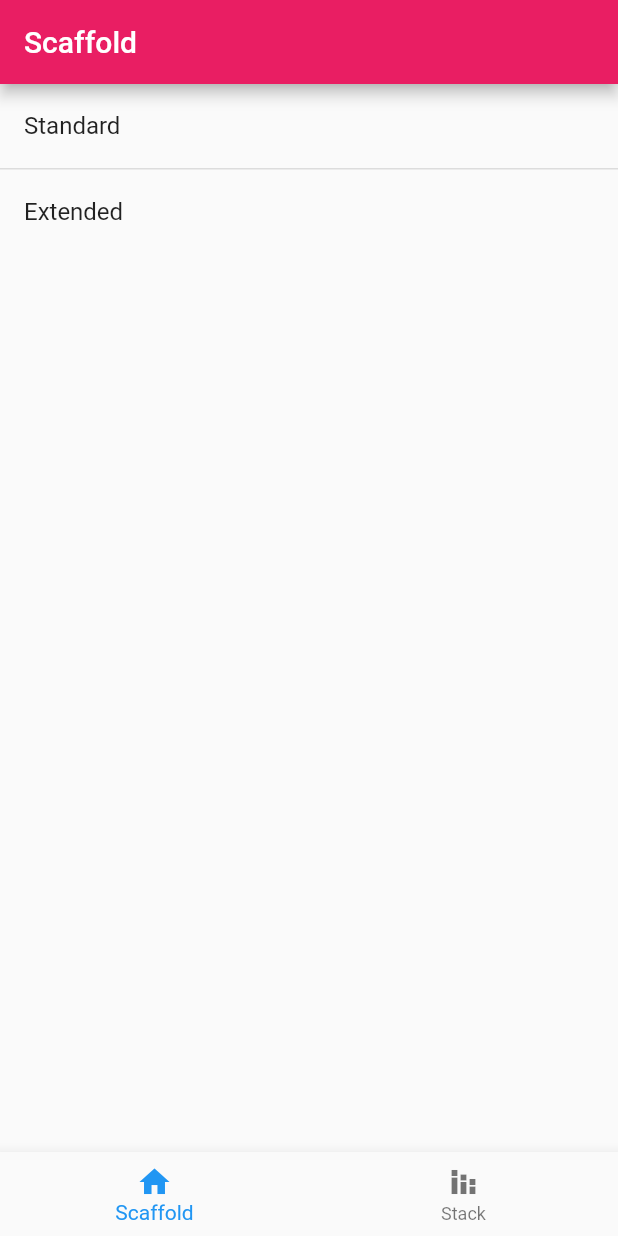
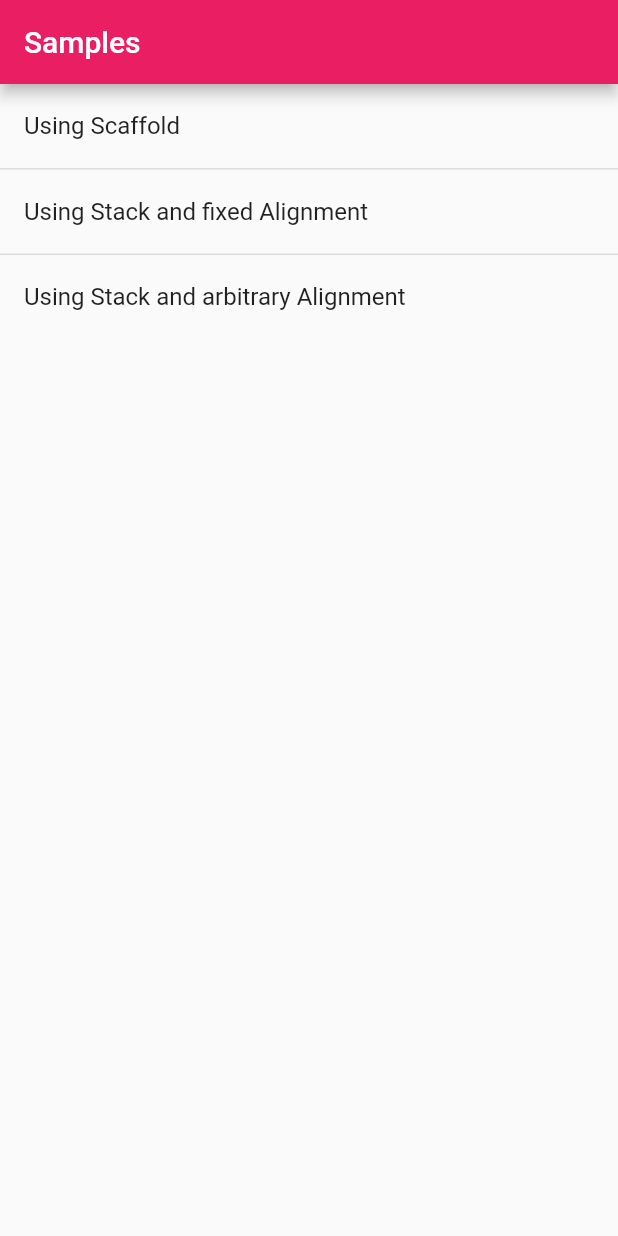
Before and after one commit to yfujiki/fab_samples, a Flutter app: the screen it shows after launch, on a phone screen of 412 x 824 dp. Run offline on Flutter 3.47's test engine with Material 2 defaults, Android fonts, the phone set to English and light mode, and no system bars; our stand-ins replace beamer, faker.

Commit message:
Refactoring to make it a single navigation

```diff
--- a/lib/main.dart
+++ b/lib/main.dart
@@ -1,7 +1,7 @@
 import 'package:beamer/beamer.dart';
 import 'package:flutter/material.dart';
 
-import 'scaffold_with_bottom_nav_bar.dart';
+import 'sample_beam_location.dart';
 
 void main() {
   runApp(MyApp());
@@ -12,11 +12,9 @@ class MyApp extends StatelessWidget {
 
   final routerDelegate = BeamerDelegate(
     initialPath: '/',
-    locationBuilder: RoutesLocationBuilder(
-      routes: {
-        '*': (context, state, data) => const ScaffoldWithBottomNavBar(),
-      },
-    ),
+    locationBuilder: (routeInformation, parameters) {
+      return SampleBeamLocation(routeInformation);
+    },
   );
 
   // This widget is the root of your application.
--- a/lib/scaffold_fab_root_screen.dart
+++ b/lib/root_screen.dart
@@ -1,25 +1,29 @@
 import 'package:beamer/beamer.dart';
 import 'package:flutter/material.dart';
 
-class ScaffoldFabRootScreen extends StatelessWidget {
-  const ScaffoldFabRootScreen({super.key});
+class RootScreen extends StatelessWidget {
+  const RootScreen({super.key});
 
   static const List<Map<String, String>> data = [
     {
-      "title": "Standard",
-      "path": "/scaffold/1",
+      "title": "Using Scaffold",
+      "path": "/scaffold1",
     },
     {
-      "title": "Extended",
-      "path": "/scaffold/2",
-    }
+      "title": "Using Stack and fixed Alignment",
+      "path": "/stack1",
+    },
+    {
+      "title": "Using Stack and arbitrary Alignment",
+      "path": "/stack2",
+    },
   ];
 
   @override
   Widget build(BuildContext context) {
     return Scaffold(
       appBar: AppBar(
-        title: const Text("Scaffold"),
+        title: const Text("Samples"),
         backgroundColor: Colors.pink,
       ),
       body: ListView.separated(
--- /dev/null
+++ b/lib/sample_beam_location.dart
@@ -0,0 +1,41 @@
+import 'package:beamer/beamer.dart';
+import 'package:flutter/material.dart';
+import 'root_screen.dart';
+import 'scaffold_fab_example1_screen.dart';
+import 'stack_fab_example1_screen.dart';
+
+class SampleBeamLocation extends BeamLocation<BeamState> {
+  SampleBeamLocation(super.routeInformation);
+
+  @override
+  List<BeamPage> buildPages(BuildContext context, BeamState state) {
+    return [
+      const BeamPage(
+        title: "/",
+        key: ValueKey("/"),
+        child: RootScreen(),
+      ),
+      if (state.uri.path.startsWith("/scaffold") == true)
+        const BeamPage(
+          title: "Scaffold Example",
+          key: ValueKey("/scaffold"),
+          child: ScaffoldFabExample1Screen(),
+        ),
+      if (state.uri.path.startsWith("/stack1") == true)
+        const BeamPage(
+          title: "Stack Example 1",
+          key: ValueKey("/stack1"),
+          child: StackFabExample1Screen(),
+        ),
+      if (state.uri.path.startsWith("/stack2") == true)
+        const BeamPage(
+          title: "Stack Example 2",
+          key: ValueKey("/stack2"),
+          child: StackFabExample1Screen(),
+        )
+    ];
+  }
+
+  @override
+  List<Pattern> get pathPatterns => ["/*"];
+}
--- a/lib/scaffold_fab_location.dart
+++ /dev/null
@@ -1,35 +0,0 @@
-import 'package:beamer/beamer.dart';
-import 'package:flutter/material.dart';
-import 'scaffold_fab_example1_screen.dart';
-import 'scaffold_fab_example2_screen.dart';
-import 'scaffold_fab_root_screen.dart';
-
-class ScaffoldFabLocation extends BeamLocation<BeamState> {
-  ScaffoldFabLocation(super.routeInformation);
-
-  @override
-  List<BeamPage> buildPages(BuildContext context, BeamState state) {
-    return [
-      const BeamPage(
-        title: "Scaffold",
-        key: ValueKey("/scaffold"),
-        child: ScaffoldFabRootScreen(),
-      ),
-      if (state.uri.path.startsWith("/scaffold/1") == true)
-        const BeamPage(
-          title: "Scaffold Example 1",
-          key: ValueKey("/scaffold/1"),
-          child: ScaffoldFabExample1Screen(),
-        ),
-      if (state.uri.path.startsWith("/scaffold/2") == true)
-        const BeamPage(
-          title: "Scaffold Example 2",
-          key: ValueKey("/scaffold/2"),
-          child: ScaffoldFabExample2Screen(),
-        )
-    ];
-  }
-
-  @override
-  List<Pattern> get pathPatterns => ["/scaffold*"];
-}
--- a/lib/scaffold_with_bottom_nav_bar.dart
+++ /dev/null
@@ -1,86 +0,0 @@
-import 'package:beamer/beamer.dart';
-import 'package:flutter/material.dart';
-
-import 'scaffold_fab_location.dart';
-import 'stack_fab_location.dart';
-
-class ScaffoldWithBottomNavBar extends StatefulWidget {
-  const ScaffoldWithBottomNavBar({super.key});
-
-  @override
-  State<ScaffoldWithBottomNavBar> createState() =>
-      _ScaffoldWithBottomNavBarState();
-}
-
-class _ScaffoldWithBottomNavBarState extends State<ScaffoldWithBottomNavBar> {
-  // keep track of the currently selected index
-  late int _currentIndex;
-
-  // create two nested delegates
-  final _routerDelegates = [
-    BeamerDelegate(
-      initialPath: '/scaffold',
-      locationBuilder: (routeInformation, _) {
-        if (routeInformation.location!.startsWith('/scaffold')) {
-          return ScaffoldFabLocation(routeInformation);
-        }
-        return NotFound(path: routeInformation.location!);
-      },
-    ),
-    BeamerDelegate(
-      initialPath: '/stack',
-      locationBuilder: (routeInformation, _) {
-        if (routeInformation.location!.startsWith('/stack')) {
-          return StackFabLocation(routeInformation);
-        }
-        return NotFound(path: routeInformation.location!);
-      },
-    ),
-  ];
-
-  // update the _currentIndex if necessary
-  @override
-  void didChangeDependencies() {
-    super.didChangeDependencies();
-    final uriString = Beamer.of(context).configuration.location!;
-    _currentIndex = uriString.startsWith('/stack') ? 1 : 0;
-  }
-
-  @override
-  Widget build(BuildContext context) {
-    return Scaffold(
-      // appBar: AppBar(
-      //   backgroundColor: Colors.grey,
-      //   title: const Text("FAB samples"),
-      // ),
-      // use an IndexedStack to choose which child to show
-      body: IndexedStack(
-        index: _currentIndex,
-        children: [
-          // use Beamer widgets as children
-          Beamer(
-            routerDelegate: _routerDelegates[0],
-          ),
-          Beamer(
-            routerDelegate: _routerDelegates[1],
-          ),
-        ],
-      ),
-      // the usual BottomNavigationBar
-      bottomNavigationBar: BottomNavigationBar(
-        currentIndex: _currentIndex,
-        items: const [
-          BottomNavigationBarItem(label: 'Scaffold', icon: Icon(Icons.home)),
-          BottomNavigationBarItem(
-              label: 'Stack', icon: Icon(Icons.stacked_bar_chart)),
-        ],
-        onTap: (index) {
-          if (index != _currentIndex) {
-            setState(() => _currentIndex = index);
-            _routerDelegates[_currentIndex].update(rebuild: false);
-          }
-        },
-      ),
-    );
-  }
-}
--- a/lib/stack_fab_location.dart
+++ /dev/null
@@ -1,26 +0,0 @@
-import 'package:beamer/beamer.dart';
-import 'package:flutter/material.dart';
-import 'stack_fab_example1_screen.dart';
-import 'stack_fab_root_screen.dart';
-
-class StackFabLocation extends BeamLocation<BeamState> {
-  StackFabLocation(super.routeInformation);
-
-  @override
-  List<BeamPage> buildPages(BuildContext context, BeamState state) {
-    return [
-      const BeamPage(
-        key: ValueKey("/stack"),
-        child: StackFabRootScreen(),
-      ),
-      if (state.uri.path.startsWith("/stack/1") == true)
-        const BeamPage(
-          key: ValueKey("/stack/1"),
-          child: StackFabExample1Screen(),
-        )
-    ];
-  }
-
-  @override
-  List<Pattern> get pathPatterns => ["/stack*"];
-}
```
Also changed, not shown: lib/scaffold_fab_example1_screen.dart (+17 -1 lines), lib/scaffold_fab_example2_screen.dart (deleted, +0 -40 lines), lib/stack_fab_root_screen.dart (deleted, +0 -46 lines).
